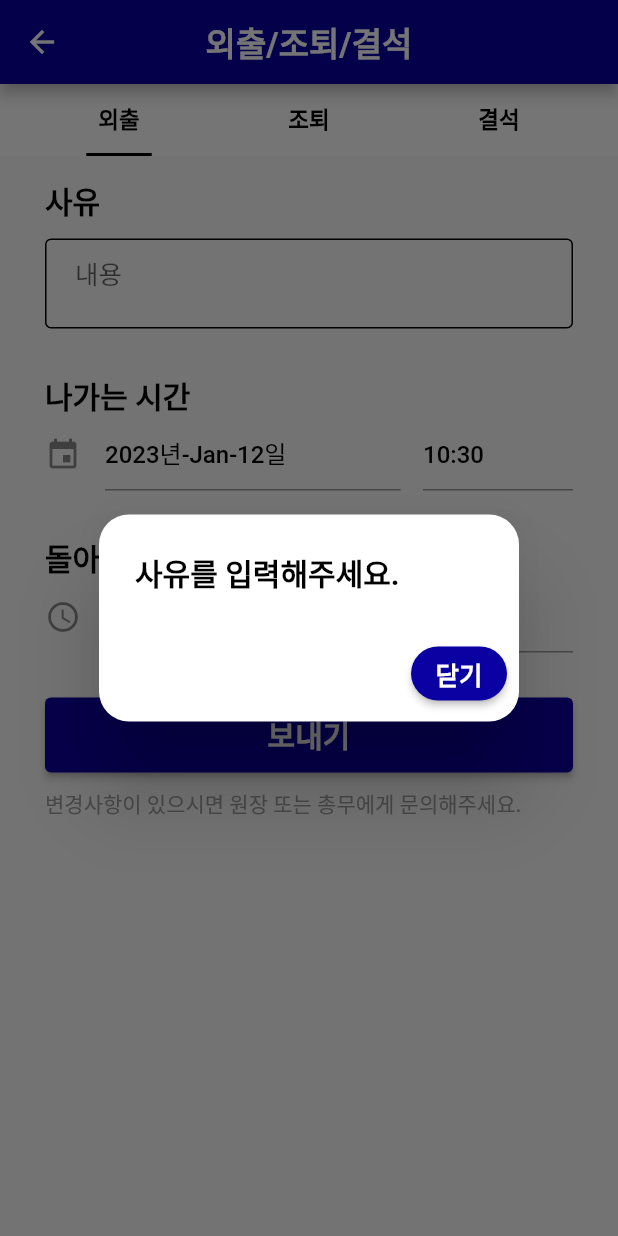
After one commit to Jake6680/allcare, a Flutter app: the LeaveUI screen opened directly, after a tap on "보내기", on a phone screen of 412 x 824 dp. The commit adds this screen. Run offline on Flutter 3.47's test engine with Material 2 defaults, Android fonts, the light colour scheme and no system bars; drawn by our look-alikes of date_time_picker; our stand-ins replace cloud_firestore, firebase_auth, firebase_core, firebase_database, flutter_local_notifications, flutter_native_splash and 3 more; missing offline and left inert: animated_overflow, network_info_plus; accounts and stored records are empty.

Commit message:
attdance clear and leave.dart clear

```diff
--- a/lib/pages/attendance.dart
+++ b/lib/pages/attendance.dart
@@ -7,8 +7,6 @@ import '../style.dart' as style;
 
 final firestore = FirebaseFirestore.instance;
 final info = NetworkInfo();
-
-FirebaseDatabase database = FirebaseDatabase.instance;
 
 class attendanceCheck extends StatefulWidget {
   const attendanceCheck({Key? key, this.fireDataSeat, this.buttonState}) : super(key: key);
@@ -86,7 +84,7 @@ class _attendanceCheckState extends State<attendanceCheck> {
             });
           }else{
             try{
-              final ref = FirebaseDatabase.instance.ref(widget.fireDataSeat['place']).child('${widget.fireDataSeat['number']}번');
+              final ref = FirebaseDatabase.instance.ref().child('attendance/${widget.fireDataSeat['place']}/${widget.fireDataSeat['number']}');
               await ref.set({
                 'state': widget.buttonState
               });
--- /dev/null
+++ b/lib/pages/leave.dart
@@ -0,0 +1,438 @@
+import 'package:flutter/material.dart';
+import 'package:date_time_picker/date_time_picker.dart';
+import 'package:syncfusion_flutter_datepicker/datepicker.dart';
+import 'package:firebase_database/firebase_database.dart';
+
+import '../style.dart' as style;
+
+
+class LeaveUI extends StatefulWidget {
+  const LeaveUI({Key? key, this.fireDataSeat}) : super(key: key);
+  final fireDataSeat;
+
+  @override
+  State<LeaveUI> createState() => _LeaveUIState();
+}
+
+class _LeaveUIState extends State<LeaveUI> {
+  late TextEditingController _controller1;
+  late TextEditingController _controller2;
+  String _valueChanged2 = '';
+  var setStartDate;
+  var setEndDate;
+  var sendDialogContent;
+  String becauseText1 = '';
+  String becauseText2 = '';
+  String becauseText3 = '';
+  @override
+  void initState() {
+    super.initState();
+    String lsHour = TimeOfDay.now().hour.toString().padLeft(2, '0');
+    String lsMinute = TimeOfDay.now().minute.toString().padLeft(2, '0');
+    _controller1 = TextEditingController(text: DateTime.now().toString());
+    _controller2 = TextEditingController(text: '$lsHour:$lsMinute');
+  }
+
+
+  @override
+  Widget build(BuildContext context) {
+    return Scaffold(
+      appBar: AppBar(centerTitle: true,title: Text('외출/조퇴/결석'),),
+      body: DefaultTabController(
+        length: 3,
+        child: CustomScrollView(
+          slivers: [
+            const SliverPersistentHeader(
+                pinned: true, delegate: TabBarDelegate()),
+            SliverFillRemaining(
+              // 탭바 뷰 내부에는 스크롤이 되는 위젯이 들어옴.
+              hasScrollBody: true,
+              child: TabBarView(
+                children: [
+                  ListView(children: [
+                  Container(
+                    padding: EdgeInsets.fromLTRB(30, 15, 30, 30),
+                    child: Column(
+                      crossAxisAlignment: CrossAxisAlignment.start,
+                      children: [
+                        Text('사유', style: style.normalTextDark,),
+                        SizedBox(height: 10,),
+                        TextField(
+                          minLines: 2,
+                          maxLines: 10,
+                          decoration: InputDecoration(
+                            hintText: '내용',
+                            contentPadding: const EdgeInsets.symmetric(vertical: 10.0, horizontal: 20.0),
+                            border: const OutlineInputBorder(
+                              borderRadius: BorderRadius.all(Radius.circular(4.0)),
+                            ),
+                            enabledBorder: const OutlineInputBorder(
+                              borderSide: BorderSide(color: Colors.black, width: 1.0),
+                              borderRadius: BorderRadius.all(Radius.circular(4.0)),
+                            ),
+                            focusedBorder: const OutlineInputBorder(
+                              borderSide: BorderSide(color: Colors.black, width: 2.0),
+                              borderRadius: BorderRadius.all(Radius.circular(4.0)),
+                            ),
+                          ),
+                          onChanged: (text){
+                            setState(() {
+                              becauseText1 = text;
+                            });
+                          },
+                        ),
+                        SizedBox(height: 30,),
+                        Text('나가는 시간', style: style.normalTextDark,),
+                        DateTimePicker(
+                          type: DateTimePickerType.dateTimeSeparate,
+                          dateMask: 'yyyy년-MMM-d일',
+                          controller: _controller1,
+                          //initialValue: _initialValue,
+                          firstDate: DateTime.now(),
+                          lastDate: DateTime(2100),
+                          icon: Icon(Icons.event),
+                          style: style.dateSelecter,
+                          //use24HourFormat: false,
+                          locale: Locale('ko', 'KR'),
+                        ),
+                        SizedBox(height: 30,),
+                        Text('돌아오는 시간', style: style.normalTextDark,),
+                        DateTimePicker(
+                          type: DateTimePickerType.time,
+                          controller: _controller2,
+                          //initialValue: _initialValue,
+                            // firstDate: DateTime.now(),
+                            icon: Icon(Icons.access_time),
+                          style: style.dateSelecter,
+                          //use24HourFormat: false,
+                          locale: Locale('ko', 'KR'),
+                          onChanged: (val) => setState(() => _valueChanged2 = val)
+                        ),
+                        SizedBox(height: 30,),
+                        SizedBox(
+                          height: 50,
+                          width: double.infinity,
+                          child: ElevatedButton(onPressed: (){
+                            if (becauseText1 == '') {
+                              showDialog(context: context, builder: (context) => FailDialog(failContent : '사유를 입력해주세요.'));
+                            }else if (_valueChanged2 == '' || int.parse(_valueChanged2.toString().substring(0, 2)) < int.parse(_controller1.text.toString().substring(11, 13)) || int.parse(_valueChanged2.toString().substring(3, 5)) < int.parse(_controller1.text.toString().substring(14, 16))) {
+                              showDialog(context: context, builder: (context) => FailDialog(failContent : '돌아오는 시간을 제대로 설정해주세요.'));
+                            }else if (int.parse(_valueChanged2.toString().substring(0, 2)) == int.parse(_controller1.text.toString().substring(11, 13)) && int.parse(_valueChanged2.toString().substring(3, 5)) == int.parse(_controller1.text.toString().substring(14, 16))){
+                              showDialog(context: context, builder: (context) => FailDialog(failContent : '돌아오는 시간을 제대로 설정해주세요.'));
+                            } else{
+                              showDialog(context: context, builder: (context) => CheckDialog( fireDataSeat : widget.fireDataSeat, date : _controller1.text.toString().substring(0, 10), startDate : _controller1.text.toString().substring(11, 16), endDate : _valueChanged2, backHomeType : 'outing', becauseText : becauseText1, clearMessage : '${_controller1.text.toString().substring(5, 7)}월 ${_controller1.text.toString().substring(8, 10)}일 ${_controller1.text.toString().substring(11, 16)} ~ $_valueChanged2', clearMessage2 : '외출을 하시겠습니까?'));
+                            }
+                          }, child: Text('보내기', style: style.normalText,)),
+                        ),
+                        SizedBox(height: 10,),
+                        Text('변경사항이 있으시면 원장 또는 총무에게 문의해주세요.',style: style.described),
+                      ],
+                    ),
+                  ),
+                  ],),
+                  Container(
+                    padding: EdgeInsets.fromLTRB(30, 15, 30, 30),
+                    child: Column(
+                      crossAxisAlignment: CrossAxisAlignment.start,
+                      children: [
+                        Text('사유', style: style.normalTextDark,),
+                        SizedBox(height: 10,),
+                        TextField(
+                          minLines: 2,
+                          maxLines: 10,
+                          decoration: InputDecoration(
+                            hintText: '내용',
+                            contentPadding: const EdgeInsets.symmetric(vertical: 10.0, horizontal: 20.0),
+                            border: const OutlineInputBorder(
+                              borderRadius: BorderRadius.all(Radius.circular(4.0)),
+                            ),
+                            enabledBorder: const OutlineInputBorder(
+                              borderSide: BorderSide(color: Colors.black, width: 1.0),
+                              borderRadius: BorderRadius.all(Radius.circular(4.0)),
+                            ),
+                            focusedBorder: const OutlineInputBorder(
+                              borderSide: BorderSide(color: Colors.black, width: 2.0),
+                              borderRadius: BorderRadius.all(Radius.circular(4.0)),
+                            ),
+                          ),
+                          onChanged: (text){
+                            setState(() {
+                              becauseText2 = text;
+                            });
+                          },
+                        ),
+                        SizedBox(height: 30,),
+                        SizedBox(
+                          height: 50,
+                          width: double.infinity,
+                          child: ElevatedButton(onPressed: (){
+                            if (becauseText2 == '') {
+                              showDialog(context: context, builder: (context) => FailDialog(failContent : '사유를 입력해주세요.'));
+                            } else{
+                              showDialog(context: context, builder: (context) => CheckDialog( fireDataSeat : widget.fireDataSeat, backHomeType : 'leaveEarly', becauseText : becauseText2, clearMessage : '조퇴를 하시겠습니까?'));
+                            }
+                          }, child: Text('보내기', style: style.normalText,)),
+                        ),
+                        SizedBox(height: 10,),
+                        Text('변경사항이 있으시면 원장 또는 총무에게 문의해주세요.',style: style.described),
+                      ],
+                    ),
+                  ),
+                  ListView(children: [
+                  Container(
+                    padding: EdgeInsets.fromLTRB(30, 15, 30, 30),
+                    child: Column(
+                      crossAxisAlignment: CrossAxisAlignment.start,
+                      children: [
+                        Text('사유', style: style.normalTextDark,),
+                        SizedBox(height: 10),
+                        TextField(
+                          minLines: 2,
+                          maxLines: 10,
+                          decoration: InputDecoration(
+                            hintText: '내용',
+                            contentPadding: const EdgeInsets.symmetric(vertical: 10.0, horizontal: 20.0),
+                            border: const OutlineInputBorder(
+                              borderRadius: BorderRadius.all(Radius.circular(4.0)),
+                            ),
+                            enabledBorder: const OutlineInputBorder(
+                              borderSide: BorderSide(color: Colors.black, width: 1.0),
+                              borderRadius: BorderRadius.all(Radius.circular(4.0)),
+                            ),
+                            focusedBorder: const OutlineInputBorder(
+                              borderSide: BorderSide(color: Colors.black, width: 2.0),
+                              borderRadius: BorderRadius.all(Radius.circular(4.0)),
+                            ),
+                          ),
+                          onChanged: (text){
+                            setState(() {
+                              becauseText3 = text;
+                            });
+                          },
+                        ),SizedBox(height: 10,),
+                        SfDateRangePicker(
+                          minDate: DateTime.now(),
+                          maxDate: DateTime(2100),
+                          view: DateRangePickerView.month,
+                          selectionMode: DateRangePickerSelectionMode.range,
+                          onSelectionChanged:
+                              (DateRangePickerSelectionChangedArgs args) {
+                            setState(() {
+                              if (args.value is PickerDateRange) {
+                                setStartDate = args.value.startDate
+                                    .toString()
+                                    .substring(0, 10);
+
+                                setEndDate = args.value.endDate != null
+                                    ? args.value.endDate
+                                    .toString()
+                                    .substring(0, 10)
+                                    : setStartDate;
+                              }
+                            });
+                          },
+                        ),
+                        Text('*결석 시작 날짜를 선택 후 결석 범위를 지정할 수 있습니다.', style: style.registerRedText2,),
+                        Text('*하루만 결석할 때는 당일 날짜만 선택해주세요.', style: style.registerRedText2,),
+                        SizedBox(height: 10,),
+                        SizedBox(
+                          height: 50,
+                          width: double.infinity,
+                          child: ElevatedButton(onPressed: (){
+                            if (setStartDate == null){
+                              showDialog(context: context, builder: (context) => FailDialog(failContent : '날짜를 선택해주세요.'));
+                            } else if (becauseText3 == '') {
+                              showDialog(context: context, builder: (context) => FailDialog(failContent : '사유를 입력해주세요.'));
+                            } else{
+                              showDialog(context: context, builder: (context) => CheckDialog( fireDataSeat : widget.fireDataSeat, endDate: setEndDate, startDate: setStartDate, backHomeType : 'absent', becauseText : becauseText3,clearMessage : '$setStartDate ~ $setEndDate', clearMessage2 : '결석을 하시겠습니까?'));
+                            }
+                          }, child: Text('보내기', style: style.normalText,)),
+                        ),
+                        SizedBox(height: 10,),
+                        Text('변경사항이 있으시면 원장 또는 총무에게 문의해주세요.',style: style.described),
+                      ],
+                    ),
+                  ),
+                  ],)
+                ],
+              ),
+            )
+          ],
+        ),
+      ),
+    );
+  }
+}
+
+class TabBarDelegate extends SliverPersistentHeaderDelegate {
+  const TabBarDelegate();
+
+  @override
+  Widget build(BuildContext context, double shrinkOffset,
+      bool overlapsContent) {
+    return Container(
+      color: Colors.white,
+      child: TabBar(
+        tabs: [
+          Tab(
+            child: Container(
+              padding: const EdgeInsets.symmetric(horizontal: 8),
+              color: Colors.white,
+              child: Text(
+                "외출", style: style.dropDownBoxText,
+              ),
+            ),
+          ),
+          Tab(
+            child: Container(
+              padding: const EdgeInsets.symmetric(horizontal: 8),
+              color: Colors.white,
+              child: Text(
+                "조퇴", style: style.dropDownBoxText,
+              ),
+            ),
+          ),
+          Tab(
+            child: Container(
+              padding: const EdgeInsets.symmetric(horizontal: 8),
+              color: Colors.white,
+              child: Text(
+                "결석", style: style.dropDownBoxText,
+              ),
+            ),
+          ),
+        ],
+        indicatorWeight: 2,
+        padding: const EdgeInsets.symmetric(horizontal: 16.0),
+        unselectedLabelColor: Colors.grey,
+        labelColor: Colors.black,
+        indicatorColor: Colors.black,
+        indicatorSize: TabBarIndicatorSize.label,
+      ),
+    );
+  }
+
+  @override
+  double get maxExtent => 48;
+
+  @override
+  double get minExtent => 48;
+
+  @override
+  bool shouldRebuild(covariant SliverPersistentHeaderDelegate oldDelegate) {
+    return false;
+  }
+}
+
+class FailDialog extends StatelessWidget {
+  const FailDialog({Key? key, this.failContent}) : super(key: key);
+  final failContent;
+
+  @override
+  Widget build(BuildContext context) {
+    return AlertDialog(
+      title: Text(failContent, style: style.normalTextDark),
+      shape: style.dialogCheckButton,
+      actions: [
+        ElevatedButton(
+          onPressed: (){Navigator.pop(context);},
+          style: ElevatedButton.styleFrom( shape: style.dialogCheckButton ),
+          child: Text('닫기', style: style.dialogCheckText),
+        )
+      ],
+    );
+  }
+}
+
+
+class CheckDialog extends StatefulWidget {
+  CheckDialog({Key? key,this.fireDataSeat , this.backHomeType, this.becauseText , this.clearMessage, this.clearMessage2, this.date, this.startDate, this.endDate}) : super(key: key);
+  final backHomeType;
+  final fireDataSeat;
+  final date;
+  final startDate;
+  final endDate;
+  final becauseText;
+  final clearMessage;
+  final clearMessage2;
+
+
+  @override
+  State<CheckDialog> createState() => _CheckDialogState();
+}
+
+class _CheckDialogState extends State<CheckDialog> {
+  bool sendErrorLevel = false;
+
+  void showSnackBar(BuildContext context, content) {
+    final snackBar = SnackBar(
+      content: Text(content, textAlign: TextAlign.center, style: style.normalText),
+      backgroundColor: Colors.black.withOpacity(0.9),
+      behavior: SnackBarBehavior.floating,
+      shape: StadiumBorder(),
+      width: content == '원장님에게 문자도 남겨주세요!' ? 300 : 140,
+    );
+    ScaffoldMessenger.of(context).showSnackBar(snackBar);
+  }
+
+  @override
+  Widget build(BuildContext context) {
+
+    return AlertDialog(
+      title: Column(
+        crossAxisAlignment: CrossAxisAlignment.start,
+          children: [
+        Text(widget.clearMessage ?? '',
+            style: style.normalTextDark),
+        Text(widget.clearMessage2 ?? '',
+            style: style.normalTextDark),
+      ]),
+      shape: style.dialogCheckButton,
+      actions: [
+        ElevatedButton(onPressed: () async{
+          try{
+            final refa = FirebaseDatabase.instance.ref('/attendance').child('${widget.fireDataSeat['place']}/${widget.fireDataSeat['number']}/${widget.backHomeType}');
+            if (widget.backHomeType == 'outing'){
+              await refa.set({
+                'reason' : widget.becauseText,
+                'start': '${widget.date} ${widget.startDate}',
+                'end': '${widget.date} ${widget.endDate}',
+              });
+            }else if (widget.backHomeType == 'absent') {
+              await refa.set({
+                'reason' : widget.becauseText,
+                'start': widget.startDate,
+                'end': widget.endDate,
+              });
+            } else{
+              await refa.set({
+                'reason' : widget.becauseText,
+                'date' : DateTime.now().toString().substring(0, 16)
+              });
+            }
+          }catch(e) {
+            showSnackBar(context, '알수없는 오류');
+            Navigator.pop(context);
+            setState(() {
+              sendErrorLevel = true;
+            });
+          }
+          if (sendErrorLevel != true){
+            Future((){
+              showSnackBar(context, widget.backHomeType == 'leaveEarly' || widget.backHomeType == 'absent' ? '원장님에게 문자도 남겨주세요!' : '저장 완료');
+              Navigator.of(context).pushNamedAndRemoveUntil(
+                  '/home', (Route<dynamic> route) => false);
+            });
+          }
+        },
+            style: ElevatedButton.styleFrom( shape: style.dialogCheckButton ),
+            child: Text('확인', style: style.dialogCheckText)
+        ),
+        ElevatedButton(onPressed: () {Navigator.pop(context);},
+            style: ElevatedButton.styleFrom( shape: style.dialogCheckButton ),
+            child: Text('취소', style: style.dialogCheckText)
+        )
+      ],
+    );
+  }
+}
--- a/lib/pages/letter.dart
+++ b/lib/pages/letter.dart
@@ -175,7 +175,7 @@ class _checkLetterState extends State<checkLetter> {
               Navigator.of(context).pushNamedAndRemoveUntil(
                   '/home', (Route<dynamic> route) => false);
             });
-          };
+          }
         },
             style: ElevatedButton.styleFrom( shape: style.dialogCheckButton ),
             child: Text('보내기', style: style.dialogCheckText)
--- a/lib/style.dart
+++ b/lib/style.dart
@@ -17,7 +17,7 @@ ThemeData theme = ThemeData(
 
 );
 
-final barText = TextStyle(color:Color(0xffffffff), fontWeight: FontWeight.w500);
+final barText = TextStyle(color:Color(0xffffffff), fontWeight: FontWeight.w500, fontSize: 14);
 final normalText = TextStyle(color:Color(0xffffffff), fontSize: 20, fontWeight: FontWeight.w600 );
 final normalTextDark = TextStyle(color:Color(0xff000000), fontSize: 20, fontWeight: FontWeight.w600 );
 final normalTextRed = TextStyle(color:Colors.red, fontSize: 20, fontWeight: FontWeight.w600 );
@@ -26,7 +26,10 @@ final letterMainText = TextStyle( fontSize: 18, fontWeight: FontWeight.w400 );
 final dialogCheckButton = RoundedRectangleBorder(borderRadius: BorderRadius.all(Radius.circular(20)));
 final dialogCheckText = TextStyle(fontSize: 17, fontWeight: FontWeight.w600);
 final dropDownBoxText = TextStyle(fontSize: 15, fontWeight: FontWeight.w600, color: Colors.black);
+final dateSelecter = TextStyle(fontSize: 16, fontWeight: FontWeight.w500, color: Colors.black);
+final dateSelecterFix = TextStyle(fontSize: 16, fontWeight: FontWeight.w500, color: Colors.grey);
 final speakerText = TextStyle(color: Colors.red, fontSize: 16, fontWeight: FontWeight.bold);
+final described = TextStyle(fontSize: 14, fontWeight: FontWeight.w500, color: Colors.grey);
 final noticeIconText = TextStyle(fontSize: 10,fontWeight: FontWeight.w600);
 final h1 = TextStyle( fontWeight: FontWeight.bold, fontSize: 30 );
 final loginTextField = UnderlineInputBorder( borderSide: BorderSide(width: 2, color: Colors.black));
--- a/pubspec.yaml
+++ b/pubspec.yaml
@@ -31,6 +31,8 @@ environment:
 dependencies:
   flutter:
     sdk: flutter
+  flutter_localizations:
+      sdk: flutter
   http: ^0.13.5
   animated_overflow: ^2.0.0
   shared_preferences: ^2.0.11
@@ -42,6 +44,9 @@ dependencies:
   fluttertoast: ^8.0.0
   flutter_native_splash: ^2.2.16
   network_info_plus: ^3.0.1
+  shimmer: ^2.0.0
+  date_time_picker: ^2.1.0
+  syncfusion_flutter_datepicker: ^20.4.43
 
   # The following adds the Cupertino Icons font to your application.
   # Use with the CupertinoIcons class for iOS style icons.
```
Also changed, not shown: lib/main.dart (+18 -3 lines), lib/pages/notice.dart (+19 -0 lines), lib/pages/register.dart (+9 -1 lines), pubspec.lock.
